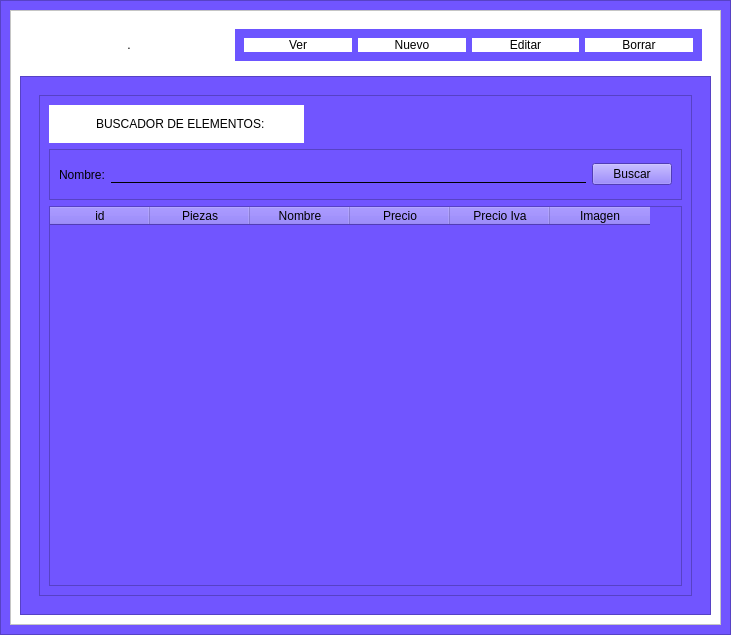
Old version of the form pro/Dell_app.ui in the repository RaFaN23/Daw-1-.
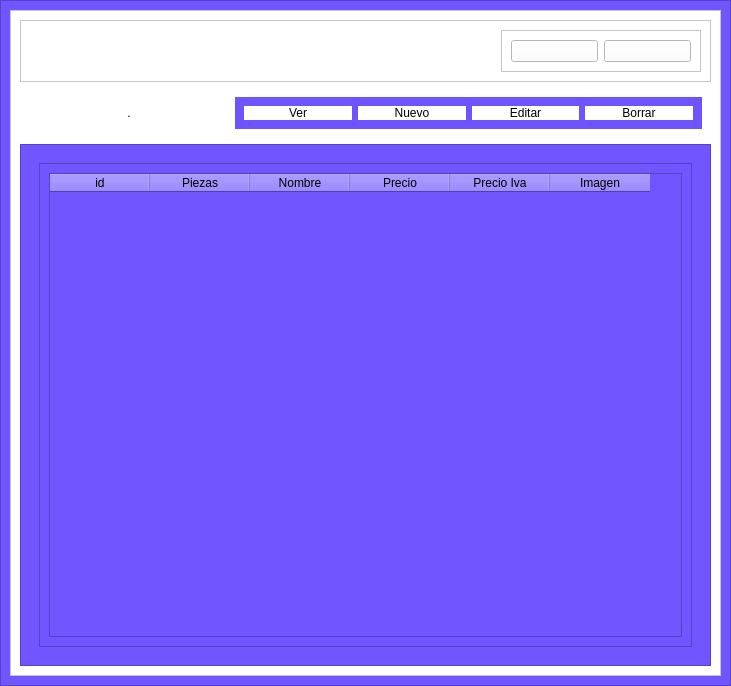
New version of the form. The open tabs and pages were chosen to show the change. Icons and pictures are not drawn.

```diff
--- a/pro/Dell_app.ui
+++ b/pro/Dell_app.ui
@@ -7,7 +7,7 @@
     <x>0</x>
     <y>0</y>
     <width>731</width>
-    <height>635</height>
+    <height>686</height>
    </rect>
   </property>
   <property name="windowTitle">
@@ -58,6 +58,95 @@
           <number>1</number>
          </property>
          <layout class="QVBoxLayout" name="verticalLayout_3">
+          <item>
+           <widget class="QFrame" name="frame_12">
+            <property name="minimumSize">
+             <size>
+              <width>0</width>
+              <height>50</height>
+             </size>
+            </property>
+            <property name="maximumSize">
+             <size>
+              <width>16777215</width>
+              <height>2223</height>
+             </size>
+            </property>
+            <property name="frameShape">
+             <enum>QFrame::StyledPanel</enum>
+            </property>
+            <property name="frameShadow">
+             <enum>QFrame::Raised</enum>
+            </property>
+            <layout class="QHBoxLayout" name="horizontalLayout_8">
+             <item>
+              <spacer name="horizontalSpacer_2">
+               <property name="orientation">
+                <enum>Qt::Horizontal</enum>
+               </property>
+               <property name="sizeHint" stdset="0">
+                <size>
+                 <width>462</width>
+                 <height>20</height>
+                </size>
+               </property>
+              </spacer>
+             </item>
+             <item>
+              <widget class="QFrame" name="frame_13">
+               <property name="minimumSize">
+                <size>
+                 <width>200</width>
+                 <height>0</height>
+                </size>
+               </property>
+               <property name="frameShape">
+                <enum>QFrame::StyledPanel</enum>
+               </property>
+               <property name="frameShadow">
+                <enum>QFrame::Raised</enum>
+               </property>
+               <layout class="QHBoxLayout" name="horizontalLayout_9">
+                <item>
+                 <widget class="QPushButton" name="desampliar">
+                  <property name="minimumSize">
+                   <size>
+                    <width>0</width>
+                    <height>20</height>
+                   </size>
+                  </property>
+                  <property name="text">
+                   <string/>
+                  </property>
+                  <property name="icon">
+                   <iconset>
+                    <normaloff>abajo-a-la-izquierda-y-arriba-a-la-derecha-al-centro.png</normaloff>abajo-a-la-izquierda-y-arriba-a-la-derecha-al-centro.png</iconset>
+                  </property>
+                 </widget>
+                </item>
+                <item>
+                 <widget class="QPushButton" name="pushButton_8">
+                  <property name="minimumSize">
+                   <size>
+                    <width>0</width>
+                    <height>20</height>
+                   </size>
+                  </property>
+                  <property name="text">
+                   <string/>
+                  </property>
+                  <property name="icon">
+                   <iconset>
+                    <normaloff>flecha-arriba-derecha-y-flecha-abajo-izquierda-desde-el-centro.png</normaloff>flecha-arriba-derecha-y-flecha-abajo-izquierda-desde-el-centro.png</iconset>
+                  </property>
+                 </widget>
+                </item>
+               </layout>
+              </widget>
+             </item>
+            </layout>
+           </widget>
+          </item>
           <item>
            <widget class="QFrame" name="Cuerpo_superior">
             <property name="maximumSize">
@@ -375,122 +464,7 @@
                    </property>
                    <layout class="QVBoxLayout" name="verticalLayout_5">
                     <item>
-                     <widget class="QFrame" name="frame_6">
-                      <property name="maximumSize">
-                       <size>
-                        <width>255</width>
-                        <height>100</height>
-                       </size>
-                      </property>
-                      <property name="styleSheet">
-                       <string notr="true">background-color: rgb(255, 255, 255);
-font: 87 8pt &quot;Arial Black&quot;;
-border-top-left-radius:20px;
-border-bottom-left-radius:20px;
-border-top-right-radius:20px;
-border-bottom-right-radius:20px;
-</string>
-                      </property>
-                      <property name="frameShape">
-                       <enum>QFrame::StyledPanel</enum>
-                      </property>
-                      <property name="frameShadow">
-                       <enum>QFrame::Raised</enum>
-                      </property>
-                      <layout class="QHBoxLayout" name="horizontalLayout_3">
-                       <item>
-                        <widget class="QPushButton" name="pushButton_2">
-                         <property name="styleSheet">
-                          <string notr="true">border-radius:0%</string>
-                         </property>
-                         <property name="text">
-                          <string/>
-                         </property>
-                         <property name="icon">
-                          <iconset>
-                           <normaloff>busqueda.png</normaloff>busqueda.png</iconset>
-                         </property>
-                         <property name="iconSize">
-                          <size>
-                           <width>40</width>
-                           <height>33</height>
-                          </size>
-                         </property>
-                        </widget>
-                       </item>
-                       <item>
-                        <widget class="QLabel" name="label">
-                         <property name="text">
-                          <string>BUSCADOR DE ELEMENTOS:</string>
-                         </property>
-                        </widget>
-                       </item>
-                       <item>
-                        <spacer name="horizontalSpacer">
-                         <property name="orientation">
-                          <enum>Qt::Horizontal</enum>
-                         </property>
-                         <property name="sizeHint" stdset="0">
-                          <size>
-                           <width>40</width>
-                           <height>20</height>
-                          </size>
-                         </property>
-                        </spacer>
-                       </item>
-                      </layout>
-                     </widget>
-                    </item>
-                    <item>
-                     <widget class="QFrame" name="frame_11">
-                      <property name="minimumSize">
-                       <size>
-                        <width>0</width>
-                        <height>51</height>
-                       </size>
-                      </property>
-                      <property name="maximumSize">
-                       <size>
-                        <width>638</width>
-                        <height>500</height>
-                       </size>
-                      </property>
-                      <property name="frameShape">
-                       <enum>QFrame::StyledPanel</enum>
-                      </property>
-                      <property name="frameShadow">
-                       <enum>QFrame::Raised</enum>
-                      </property>
-                      <layout class="QHBoxLayout" name="horizontalLayout_6">
-                       <item>
-                        <widget class="QLabel" name="label_12">
-                         <property name="text">
-                          <string>Nombre:</string>
-                         </property>
-                        </widget>
-                       </item>
-                       <item>
-                        <widget class="QLineEdit" name="lineEdit">
-                         <property name="styleSheet">
-                          <string notr="true">
-border:none;
-border-bottom:1px solid;
-</string>
-                         </property>
-                        </widget>
-                       </item>
-                       <item>
-                        <widget class="QPushButton" name="pushButton_4">
-                         <property name="text">
-                          <string>Buscar</string>
-                         </property>
-                        </widget>
-                       </item>
-                      </layout>
-                     </widget>
-                    </item>
-                    <item>
-                     <widget class="QTableWidget" name="tableWidget">
+                     <widget class="QTableWidget" name="tabla_buscar">
                       <column>
                        <property name="text">
                         <string>id</string>
```
Left out of the diff: 152 changed lines with no effect on the pictures.
